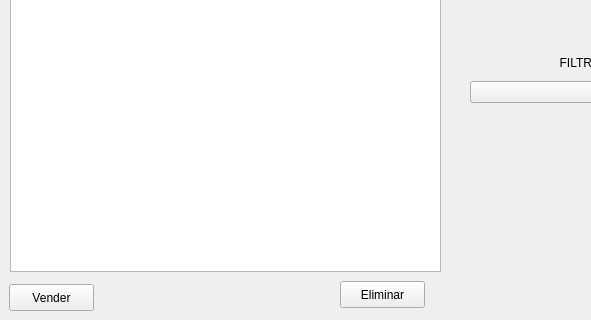
This is Proyecto/Modulo_Venta/Ventas.ui in PaulaCanales/Proyecto_Ventas as Qt 5 draws it before an edit; both pictures show x 0 to 591 and y 259 to 579 of the 726 by 579 pixel window. The edited form follows.
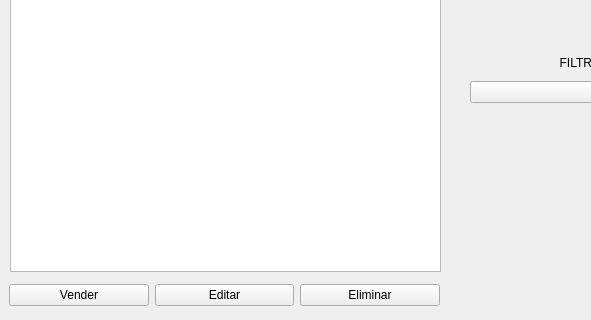
This is the edited form.

What changed in the file:
```diff
--- a/Proyecto/Modulo_Venta/Ventas.ui
+++ b/Proyecto/Modulo_Venta/Ventas.ui
@@ -13,32 +13,6 @@
   <property name="windowTitle">
    <string>Form</string>
   </property>
-  <widget class="QPushButton" name="vender">
-   <property name="geometry">
-    <rect>
-     <x>9</x>
-     <y>543</y>
-     <width>85</width>
-     <height>27</height>
-    </rect>
-   </property>
-   <property name="text">
-    <string>Vender</string>
-   </property>
-  </widget>
-  <widget class="QPushButton" name="eliminar">
-   <property name="geometry">
-    <rect>
-     <x>340</x>
-     <y>540</y>
-     <width>85</width>
-     <height>27</height>
-    </rect>
-   </property>
-   <property name="text">
-    <string>Eliminar</string>
-   </property>
-  </widget>
   <widget class="QWidget" name="layoutWidget">
    <property name="geometry">
     <rect>
@@ -155,6 +129,39 @@
     <bool>true</bool>
    </property>
   </widget>
+  <widget class="QWidget" name="">
+   <property name="geometry">
+    <rect>
+     <x>9</x>
+     <y>540</y>
+     <width>431</width>
+     <height>29</height>
+    </rect>
+   </property>
+   <layout class="QHBoxLayout" name="horizontalLayout">
+    <item>
+     <widget class="QPushButton" name="vender">
+      <property name="text">
+       <string>Vender</string>
+      </property>
+     </widget>
+    </item>
+    <item>
+     <widget class="QPushButton" name="editar">
+      <property name="text">
+       <string>Editar</string>
+      </property>
+     </widget>
+    </item>
+    <item>
+     <widget class="QPushButton" name="eliminar">
+      <property name="text">
+       <string>Eliminar</string>
+      </property>
+     </widget>
+    </item>
+   </layout>
+  </widget>
  </widget>
  <resources/>
  <connections/>
```
